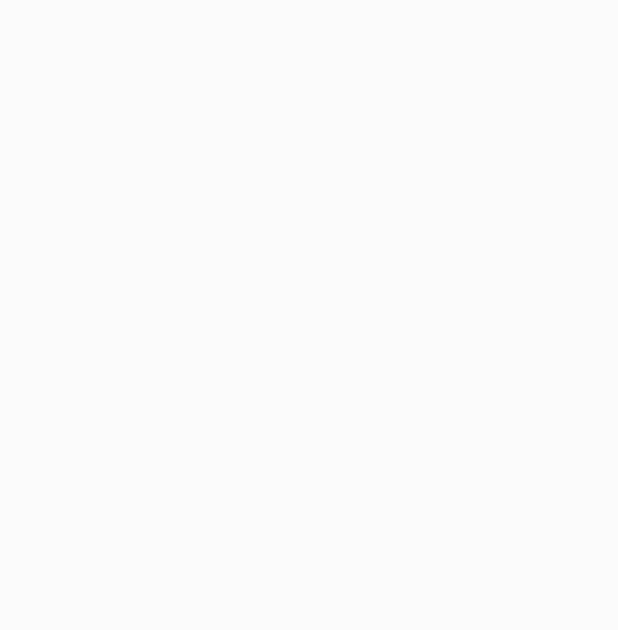
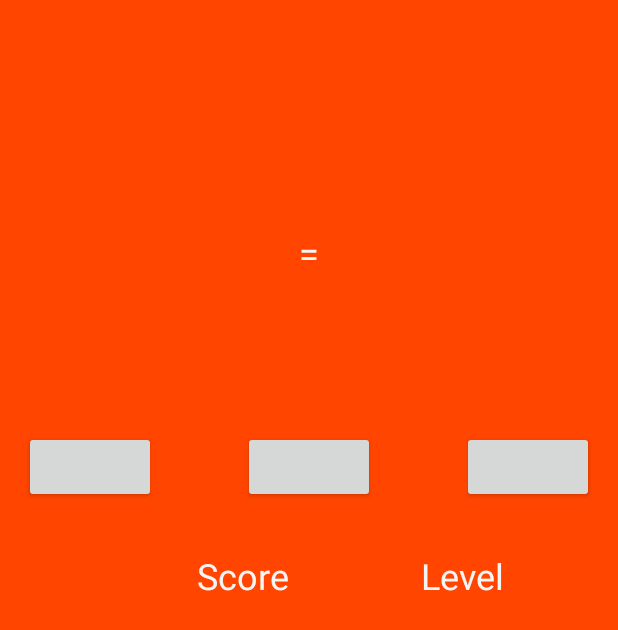
Before and after one commit to electrodragon/Math_Hunt, an Android app: the GameActivity screen opened directly, with no data from a screen before it, on a phone screen of 412 x 824 dp. Before the commit the part shown is empty. Shown: the top 630 px of the screen. Run offline under Robolectric (Android 15) with nearby library versions, the light colour scheme and no system bars.

Commit message:
Game Layout Complete !

```diff
--- a/app/src/main/res/layout/activity_game.xml
+++ b/app/src/main/res/layout/activity_game.xml
@@ -4,6 +4,132 @@
     xmlns:tools="http://schemas.android.com/tools"
     android:layout_width="match_parent"
     android:layout_height="match_parent"
+    android:background="@color/orangered"
     tools:context=".GameActivity">
 
+    <TextView
+        android:id="@+id/questionValue1"
+        android:layout_width="wrap_content"
+        android:layout_height="wrap_content"
+        android:layout_marginStart="16dp"
+        android:layout_marginTop="16dp"
+        android:textColor="@color/whitesmoke"
+        android:textSize="24sp"
+        app:layout_constraintBottom_toBottomOf="parent"
+        app:layout_constraintEnd_toEndOf="parent"
+        app:layout_constraintHorizontal_bias="0.0"
+        app:layout_constraintStart_toStartOf="parent"
+        app:layout_constraintTop_toTopOf="parent"
+        app:layout_constraintVertical_bias="0.0" />
+
+    <TextView
+        android:id="@+id/questionOperator"
+        android:layout_width="wrap_content"
+        android:layout_height="wrap_content"
+        android:textColor="@color/whitesmoke"
+        android:textSize="24sp"
+        app:layout_constraintBottom_toBottomOf="@+id/questionValue1"
+        app:layout_constraintEnd_toStartOf="@+id/questionValue2"
+        app:layout_constraintStart_toEndOf="@+id/questionValue1"
+        app:layout_constraintTop_toTopOf="@+id/questionValue1" />
+
+    <TextView
+        android:id="@+id/questionValue2"
+        android:layout_width="wrap_content"
+        android:layout_height="wrap_content"
+        android:layout_marginEnd="16dp"
+        android:textColor="@color/whitesmoke"
+        android:textSize="24sp"
+        app:layout_constraintBottom_toBottomOf="@+id/questionOperator"
+        app:layout_constraintEnd_toEndOf="parent"
+        app:layout_constraintTop_toTopOf="@+id/questionOperator" />
+
+    <TextView
+        android:id="@+id/textView4"
+        android:layout_width="wrap_content"
+        android:layout_height="wrap_content"
+        android:text="@string/equalSign"
+        android:textColor="@color/whitesmoke"
+        android:textSize="24sp"
+        app:layout_constraintBottom_toTopOf="@+id/choice2"
+        app:layout_constraintEnd_toEndOf="@+id/questionOperator"
+        app:layout_constraintStart_toStartOf="@+id/questionOperator"
+        app:layout_constraintTop_toBottomOf="@+id/questionOperator" />
+
+    <Button
+        android:id="@+id/choice1"
+        android:layout_width="wrap_content"
+        android:layout_height="wrap_content"
+        android:layout_marginStart="16dp"
+        app:layout_constraintBottom_toBottomOf="parent"
+        app:layout_constraintEnd_toEndOf="parent"
+        app:layout_constraintHorizontal_bias="0.0"
+        app:layout_constraintStart_toStartOf="parent"
+        app:layout_constraintTop_toTopOf="parent"
+        app:layout_constraintVertical_bias="0.37" />
+
+    <Button
+        android:id="@+id/choice2"
+        android:layout_width="wrap_content"
+        android:layout_height="wrap_content"
+        app:layout_constraintBottom_toBottomOf="@+id/choice1"
+        app:layout_constraintEnd_toStartOf="@+id/choice3"
+        app:layout_constraintStart_toEndOf="@+id/choice1"
+        app:layout_constraintTop_toTopOf="@+id/choice1" />
+
+    <Button
+        android:id="@+id/choice3"
+        android:layout_width="wrap_content"
+        android:layout_height="wrap_content"
+        android:layout_marginEnd="16dp"
+        app:layout_constraintBottom_toBottomOf="@+id/choice1"
+        app:layout_constraintEnd_toEndOf="parent"
+        app:layout_constraintTop_toTopOf="@+id/choice1" />
+
+    <TextView
+        android:id="@+id/currentScoreText"
+        android:layout_width="wrap_content"
+        android:layout_height="wrap_content"
+        android:layout_marginTop="32dp"
+        android:text="@string/scoreText"
+        android:textColor="@color/whitesmoke"
+        android:textSize="24sp"
+        app:layout_constraintEnd_toStartOf="@+id/choice2"
+        app:layout_constraintStart_toStartOf="@+id/choice2"
+        app:layout_constraintTop_toBottomOf="@+id/choice2" />
+
+    <TextView
+        android:id="@+id/currentScore"
+        android:layout_width="wrap_content"
+        android:layout_height="wrap_content"
+        android:layout_marginStart="8dp"
+        android:textColor="@color/whitesmoke"
+        android:textSize="24sp"
+        app:layout_constraintBottom_toBottomOf="@+id/currentScoreText"
+        app:layout_constraintStart_toEndOf="@+id/currentScoreText"
+        app:layout_constraintTop_toTopOf="@+id/currentScoreText" />
+
+    <TextView
+        android:id="@+id/currentLevelText"
+        android:layout_width="wrap_content"
+        android:layout_height="wrap_content"
+        android:layout_marginTop="32dp"
+        android:text="@string/LevelText"
+        android:textColor="@color/whitesmoke"
+        android:textSize="24sp"
+        app:layout_constraintEnd_toStartOf="@+id/choice3"
+        app:layout_constraintStart_toStartOf="@+id/choice3"
+        app:layout_constraintTop_toBottomOf="@+id/choice3" />
+
+    <TextView
+        android:id="@+id/currentLevel"
+        android:layout_width="wrap_content"
+        android:layout_height="wrap_content"
+        android:layout_marginStart="8dp"
+        android:textColor="@color/whitesmoke"
+        android:textSize="24sp"
+        app:layout_constraintBottom_toBottomOf="@+id/currentLevelText"
+        app:layout_constraintStart_toEndOf="@+id/currentLevelText"
+        app:layout_constraintTop_toTopOf="@+id/currentLevelText" />
+
 </androidx.constraintlayout.widget.ConstraintLayout>
--- a/app/src/main/res/values/strings.xml
+++ b/app/src/main/res/values/strings.xml
@@ -3,4 +3,7 @@
     <string name="playBtn_text">Play</string>
     <string name="highScoreBtn_text">High Score</string>
     <string name="exitBtn_text">Quit</string>
+    <string name="equalSign">=</string>
+    <string name="scoreText">Score</string>
+    <string name="LevelText">Level</string>
 </resources>
```
